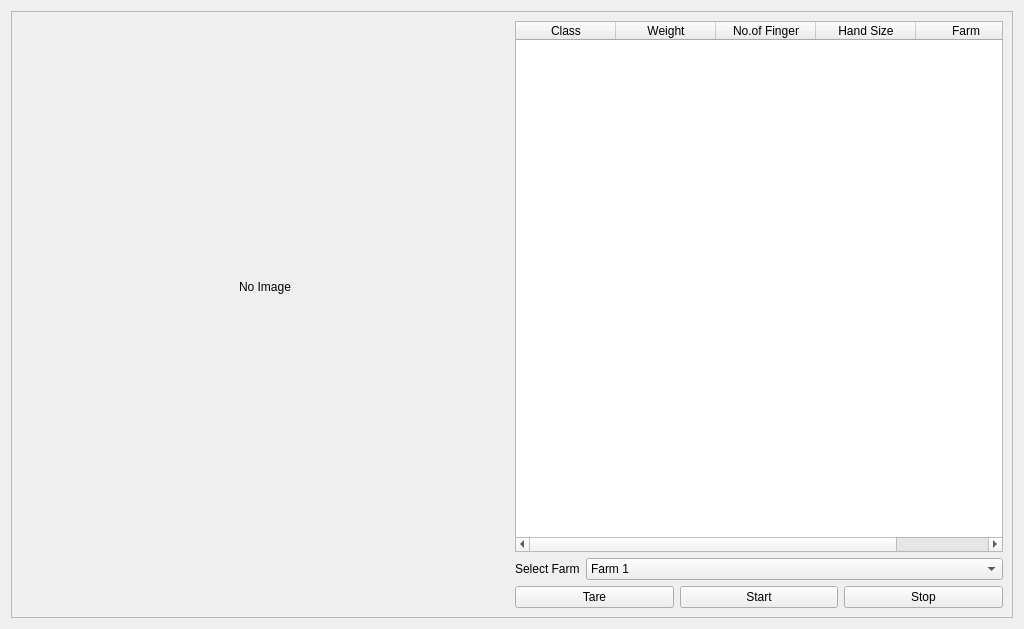
This is old/ui/resultUi.ui in fredoBoss/BananaSort as Qt 5 draws it before an edit. The edited form follows.
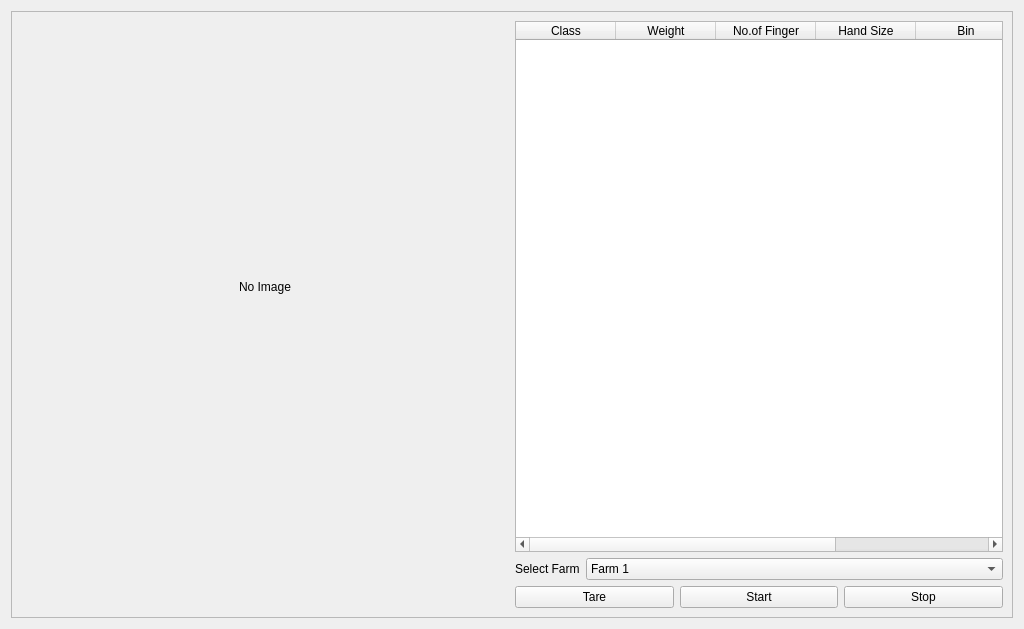
This is the edited form.

Commit message: Enhance database connection handling and update UI to include 'Bin' column

```diff
--- a/old/ui/resultUi.ui
+++ b/old/ui/resultUi.ui
@@ -159,6 +159,11 @@
                                         <string>Hand Size</string>
                                     </property>
                                 </column>
+                                <column>
+                                    <property name="text">
+                                        <string>Bin</string>
+                                    </property>
+                                </column>
                                 <column>
                                     <property name="text">
                                         <string>Farm</string>
```
The commit also changes 1 other file.
